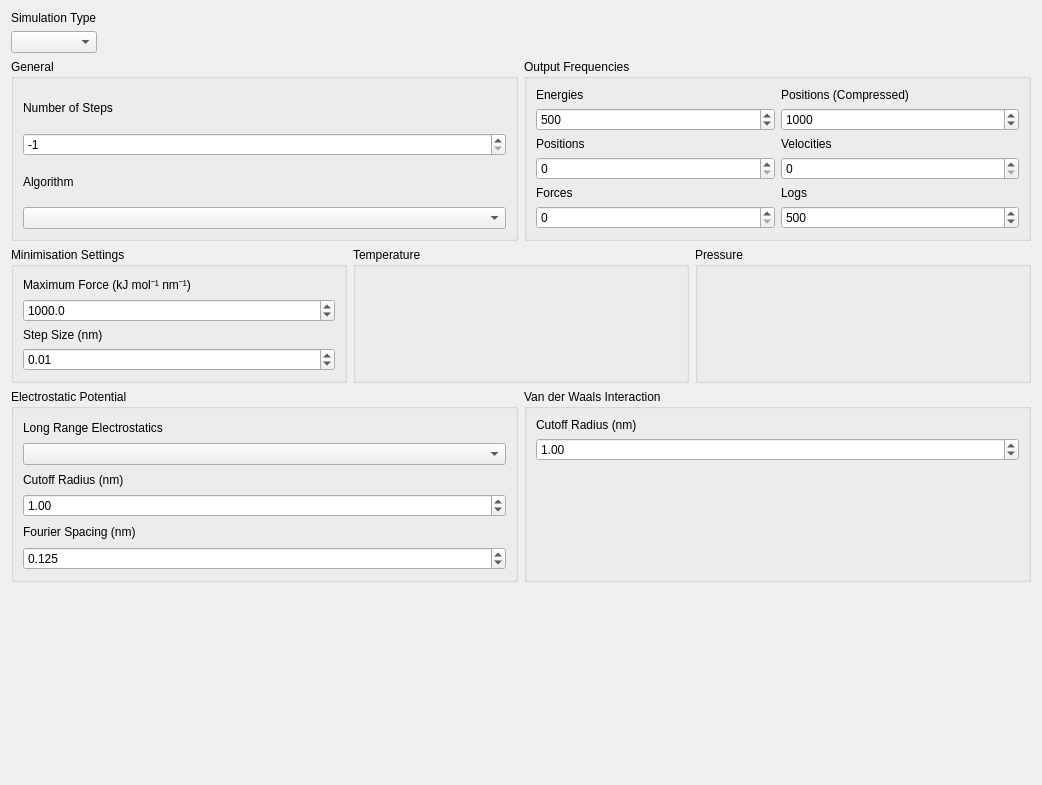
Old version of the form ui/simulationsetupform.ui in the repository breuerss/gromacs-ui.
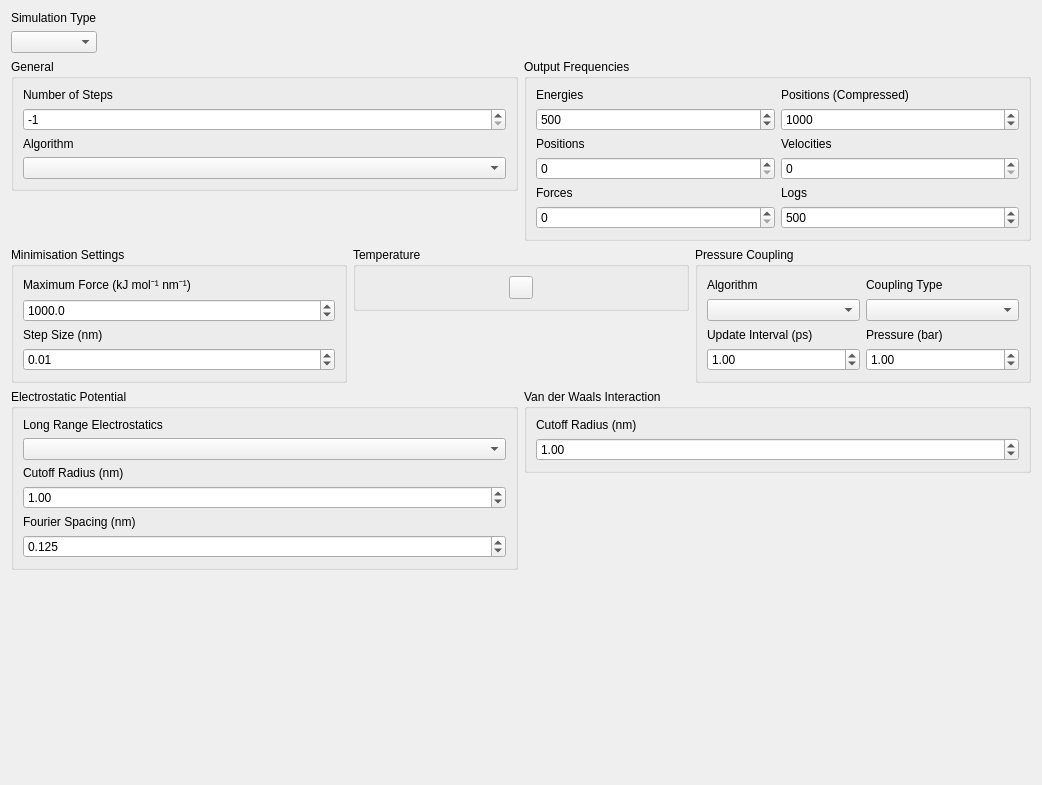
New version of the form. Icons and pictures are not drawn.

Commit message: feature: add pressure coupling

Diff of the .ui file:
```diff
--- a/ui/simulationsetupform.ui
+++ b/ui/simulationsetupform.ui
@@ -62,7 +62,7 @@
       </property>
       <item>
        <layout class="QHBoxLayout" name="horizontalLayout">
-        <item>
+        <item alignment="Qt::AlignTop">
          <widget class="QGroupBox" name="generalGroup">
           <property name="title">
            <string>General</string>
@@ -285,18 +285,103 @@
           </layout>
          </widget>
         </item>
-        <item>
+        <item alignment="Qt::AlignTop">
          <widget class="QGroupBox" name="temperatureGroup">
           <property name="title">
            <string>Temperature</string>
           </property>
+          <layout class="QHBoxLayout" name="horizontalLayout_5">
+           <item>
+            <layout class="QHBoxLayout" name="temperatureCouplingGroups"/>
+           </item>
+           <item>
+            <widget class="QToolButton" name="addTemperatureCouplingGroup">
+             <property name="text">
+              <string/>
+             </property>
+             <property name="icon">
+              <iconset theme="add">
+               <normaloff>.</normaloff>.</iconset>
+             </property>
+            </widget>
+           </item>
+          </layout>
          </widget>
         </item>
         <item>
          <widget class="QGroupBox" name="pressureGroup">
           <property name="title">
-           <string>Pressure</string>
+           <string>Pressure Coupling</string>
           </property>
+          <layout class="QGridLayout" name="gridLayout_2">
+           <item row="1" column="1">
+            <layout class="QVBoxLayout" name="verticalLayout_24">
+             <item>
+              <widget class="QLabel" name="pressureLabel">
+               <property name="text">
+                <string>Pressure (bar)</string>
+               </property>
+              </widget>
+             </item>
+             <item>
+              <widget class="QDoubleSpinBox" name="pressure">
+               <property name="value">
+                <double>1.000000000000000</double>
+               </property>
+              </widget>
+             </item>
+            </layout>
+           </item>
+           <item row="0" column="1">
+            <layout class="QVBoxLayout" name="verticalLayout_25">
+             <item>
+              <widget class="QLabel" name="pressureCouplingTypeLabel">
+               <property name="text">
+                <string>Coupling Type</string>
+               </property>
+              </widget>
+             </item>
+             <item>
+              <widget class="QComboBox" name="pressureCouplingType"/>
+             </item>
+            </layout>
+           </item>
+           <item row="0" column="0">
+            <layout class="QVBoxLayout" name="verticalLayout_22">
+             <item>
+              <widget class="QLabel" name="pressureAlgorithmLabel">
+               <property name="text">
+                <string>Algorithm</string>
+               </property>
+              </widget>
+             </item>
+             <item>
+              <widget class="QComboBox" name="pressureAlgorithm"/>
+             </item>
+            </layout>
+           </item>
+           <item row="1" column="0">
+            <layout class="QVBoxLayout" name="verticalLayout_23">
+             <item>
+              <widget class="QLabel" name="pressureUpdateIntervalLabel">
+               <property name="text">
+                <string>Update Interval (ps)</string>
+               </property>
+              </widget>
+             </item>
+             <item>
+              <widget class="QDoubleSpinBox" name="pressureUpdateInterval">
+               <property name="maximum">
+                <double>9999999.000000000000000</double>
+               </property>
+               <property name="value">
+                <double>1.000000000000000</double>
+               </property>
+              </widget>
+             </item>
+            </layout>
+           </item>
+          </layout>
          </widget>
         </item>
        </layout>
@@ -371,7 +456,7 @@
        </layout>
       </widget>
      </item>
-     <item>
+     <item alignment="Qt::AlignTop">
       <widget class="QGroupBox" name="vanDerWaalsGroup">
        <property name="title">
         <string>Van der Waals Interaction</string>
@@ -398,19 +483,6 @@
           </item>
          </layout>
         </item>
-        <item>
-         <spacer name="verticalSpacer_2">
-          <property name="orientation">
-           <enum>Qt::Vertical</enum>
-          </property>
-          <property name="sizeHint" stdset="0">
-           <size>
-            <width>20</width>
-            <height>40</height>
-           </size>
-          </property>
-         </spacer>
-        </item>
        </layout>
       </widget>
      </item>
```
The commit also changes 5 other files.
